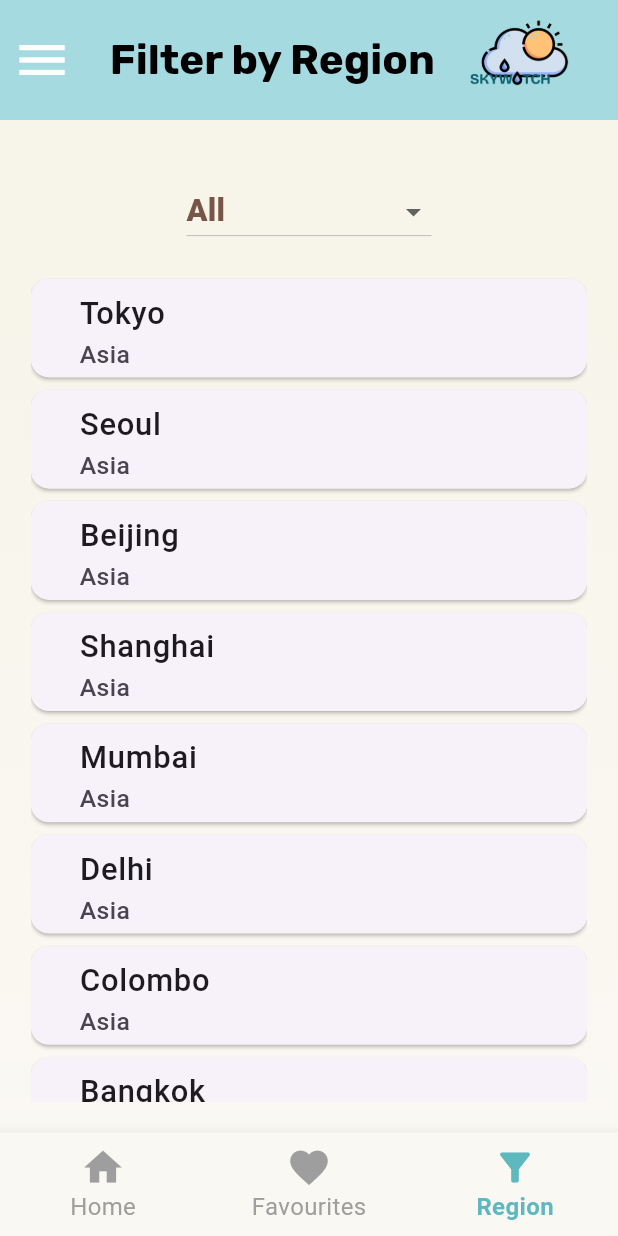
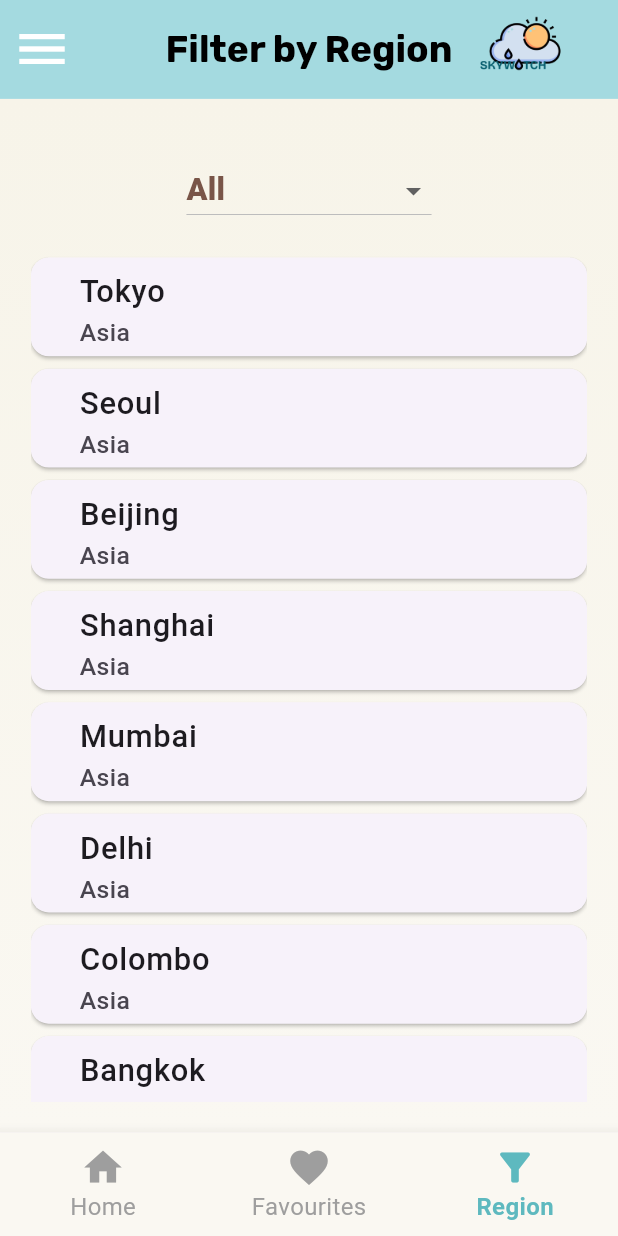
Before and after one commit to Malinzaa/SkyWatch, a Flutter app: the screen it shows after launch, item 3 of the bottom bar chosen, on a phone screen of 412 x 824 dp. Run offline on Flutter 3.47's test engine with Material 3 defaults, Android fonts, the phone set to English and light mode, and no system bars; our stand-ins replace dio, shared_preferences, sqflite, syncfusion_flutter_charts; accounts and stored records are empty.

Commit message:
Initial commit - SkyWatch Flutter app

```diff
--- a/lib/main.dart
+++ b/lib/main.dart
@@ -68,6 +68,8 @@ class MyApp extends StatelessWidget {
 
   @override
   Widget build (BuildContext context) {
+    double w = MediaQuery.of(context).size.width;
+    double h = MediaQuery.of(context).size.height;
     final SettingsViewModel settings = Provider.of<SettingsViewModel>(context);
     return MaterialApp(
       debugShowCheckedModeBanner: false,
@@ -77,9 +79,9 @@ class MyApp extends StatelessWidget {
           backgroundColor: Color(0xFFA4DAE0),
           elevation: 0,
           centerTitle: true,
-          toolbarHeight: 80,
+          toolbarHeight: h * 0.08,
           titleTextStyle: TextStyle(
-            fontSize: 28,
+            fontSize: w * 0.06,
             fontFamily: 'Rubik',
             fontWeight: FontWeight.bold,
             color: Colors.black,
```
